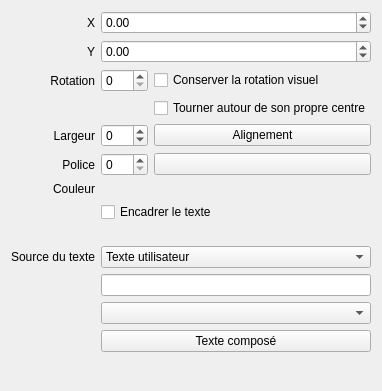
This is sources/editor/ui/dynamictextfieldeditor.ui in qelectrotech/qelectrotech-source-mirror as Qt 5 draws it before an edit. The edited form follows.
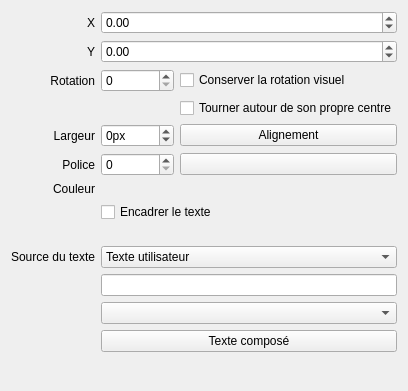
This is the edited form.

Commit message:
Show "Auto" in the width box of element editor text fields
The width box of a dynamic text field in the element editor showed -1
for the automatic width and stopped at 500 px. It now shows "Auto" and
"px", and goes up to 10000 px, so a wider field is not cut to 500 just
by being shown.

Leaving the box without changing it no longer pushes a change either:
the box holds whole pixels, while a width fitted to the text (or set
elsewhere) can have decimals, and the comparison made the field's
width round itself on every focus loss.

Diff of the .ui file:
```diff
--- a/sources/editor/ui/dynamictextfieldeditor.ui
+++ b/sources/editor/ui/dynamictextfieldeditor.ui
@@ -101,11 +101,17 @@
    </item>
    <item row="4" column="1">
     <widget class="QSpinBox" name="m_width_sb">
+     <property name="specialValueText">
+      <string>Auto</string>
+     </property>
+     <property name="suffix">
+      <string>px</string>
+     </property>
      <property name="minimum">
       <number>-1</number>
      </property>
      <property name="maximum">
-      <number>500</number>
+      <number>10000</number>
      </property>
     </widget>
    </item>
```
The commit also changes 1 other file.
